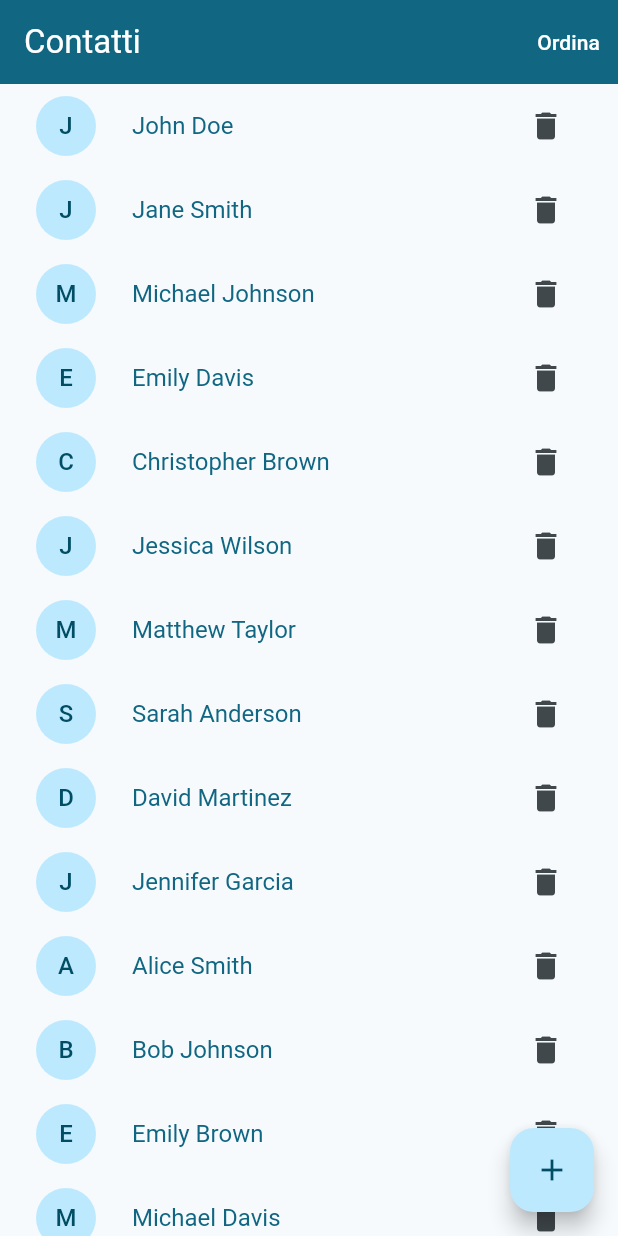
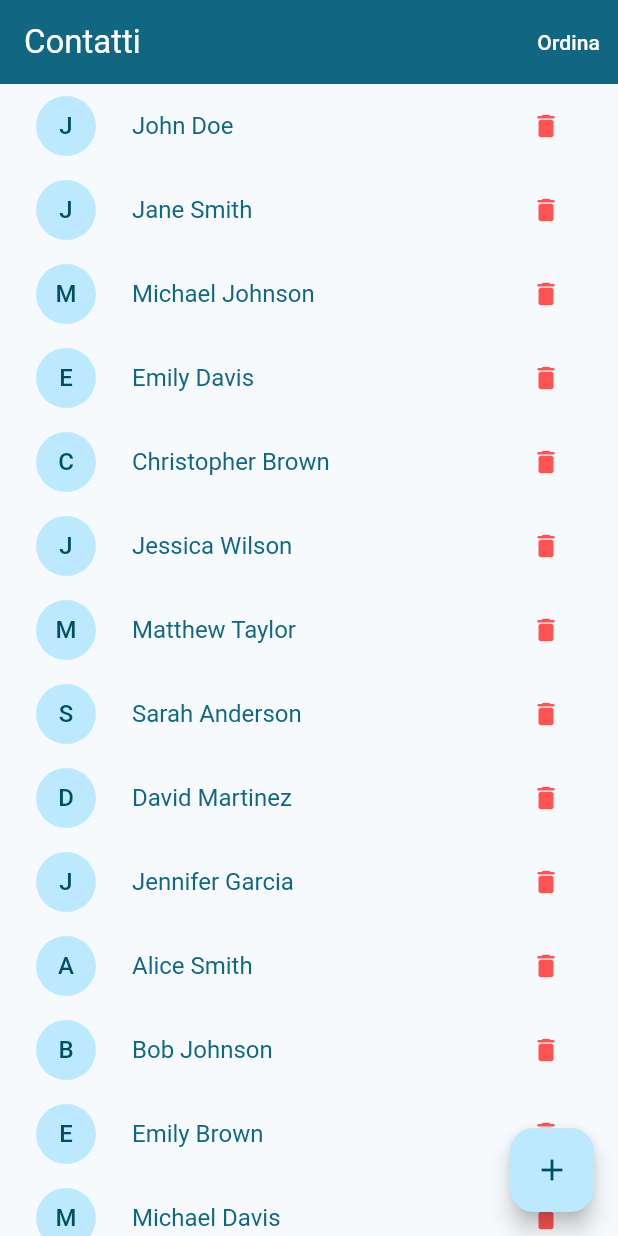
Before and after one commit to kunz88/phone_directory, a Flutter app: the screen it shows after launch, on a phone screen of 412 x 824 dp. Run offline on Flutter 3.47's test engine with Material 3 defaults, Android fonts, the phone set to English and light mode, and no system bars; our stand-ins replace flutter_bloc, freezed_annotation, go_router.

Commit message:
refactoring contact_page in a modular structure

```diff
--- a/lib/cubits/contacts_cubit/contacts_state.dart
+++ b/lib/cubits/contacts_cubit/contacts_state.dart
@@ -2,7 +2,7 @@ import 'package:freezed_annotation/freezed_annotation.dart';
 import 'package:pages_project/models/contact.dart';
 
 part 'contacts_state.freezed.dart';
-
+// contact state con libreria freezed
 @freezed
 class ContactsState with _$ContactsState {
   const factory ContactsState({@Default([]) List<Contact> contacts}) =
--- a/lib/pages/phone_directory/phone_directory.dart
+++ b/lib/pages/phone_directory/phone_directory.dart
@@ -1,7 +1,7 @@
 import 'package:flutter/material.dart';
 import 'package:flutter_bloc/flutter_bloc.dart';
-import 'package:go_router/go_router.dart';
 import 'package:pages_project/cubits/contacts_cubit/contacts_cubit.dart';
+import 'package:pages_project/pages/phone_directory/widget/contact_item.dart';
 
 class PhoneDirectory extends StatelessWidget {
   // classe pagina di contatti
@@ -15,8 +15,10 @@ class PhoneDirectory extends StatelessWidget {
     );
     if (contacts.isEmpty) {
       //condizione di collection vuota
-      return const Center(
-        child: Text('No contacts yet.'),
+      return Center(
+        child: Text(
+            style: TextStyle(color: Theme.of(context).colorScheme.primary),
+            'No contacts yet.'),
       );
     }
     return Scaffold(
@@ -41,30 +43,9 @@ class PhoneDirectory extends StatelessWidget {
               // usiamo children perche verranno aggiunti numerosi campi
               ...contacts.map(
                 (contact) => // uso lo spread operartor pre crearmi l'array di figli della mia colonna
-                    ListTile(
-                  focusColor: Theme.of(context).colorScheme.onPrimary,
-                  titleTextStyle: TextStyle(
-                      fontSize: 16,
-                      fontWeight: FontWeight.w400,
-                      color: Theme.of(context).colorScheme.primary),
-                  onTap: () => context.go(
-                    '/users/${contact.id}',
-                  ), // extra permette di iniettare il contatto corrente nella pagina successiva
-                  leading: Padding(
-                      padding: const EdgeInsets.all(8.0),
-                      child: CircleAvatar(
-                        backgroundColor:
-                            Theme.of(context).colorScheme.primaryContainer,
-                        child:
-                            Text(contact.name.characters.first.toUpperCase()),
-                      )),
-                  title: Text(contact.name),
-                  trailing: IconButton(
-                    icon: const Icon(Icons.delete),
-                    onPressed: () =>
-                        context.read<ContactsCubit>().deleteContact(contact.id),
-                  ),
-                ),
+                    ContactItem(
+                        contact:
+                            contact), // uso il widget ContactItem a cui passo il parametro contact
               )
             ],
           ),
--- /dev/null
+++ b/lib/pages/phone_directory/widget/contact_item.dart
@@ -0,0 +1,42 @@
+import 'package:flutter/material.dart';
+import 'package:flutter_bloc/flutter_bloc.dart';
+import 'package:go_router/go_router.dart';
+import 'package:pages_project/cubits/contacts_cubit/contacts_cubit.dart';
+import 'package:pages_project/models/contact.dart';
+
+class ContactItem extends StatelessWidget {
+  final Contact contact;
+
+  const ContactItem({
+    super.key,
+    required this.contact,
+  });
+
+  @override
+  Widget build(BuildContext context) {
+    return ListTile(
+      focusColor: Theme.of(context).colorScheme.onPrimary,
+      titleTextStyle: TextStyle(
+          fontSize: 16,
+          fontWeight: FontWeight.w400,
+          color: Theme.of(context).colorScheme.primary),
+      onTap: () => context.go(
+        '/users/${contact.id}',
+      ), // extra permette di iniettare il contatto corrente nella pagina successiva
+      leading: Padding(
+          padding: const EdgeInsets.all(8.0),
+          child: CircleAvatar(
+            backgroundColor: Theme.of(context).colorScheme.primaryContainer,
+            child: Text(contact.name.characters.first.toUpperCase()),
+          )),
+      title: Text(contact.name),
+      trailing: IconButton(
+        color: Colors.redAccent,
+        iconSize: 20,
+        icon: const Icon(Icons.delete_rounded),
+        onPressed: () =>
+            context.read<ContactsCubit>().deleteContact(contact.id),
+      ),
+    );
+  }
+}
```
Also changed, not shown: lib/pages/contact_page/contact_page.dart (+5 -99 lines), lib/pages/contact_page/widget/contact_card.dart (added, +42 -0 lines), lib/pages/contact_page/widget/contact_image.dart (added, +29 -0 lines), lib/pages/contact_page/widget/data_record_card.dart (added, +30 -0 lines), lib/pages/contact_page/widget/detail_screen.dart (added, +29 -0 lines), lib/pages/contact_page/widget/image_zoom.dart (added, +35 -0 lines).
